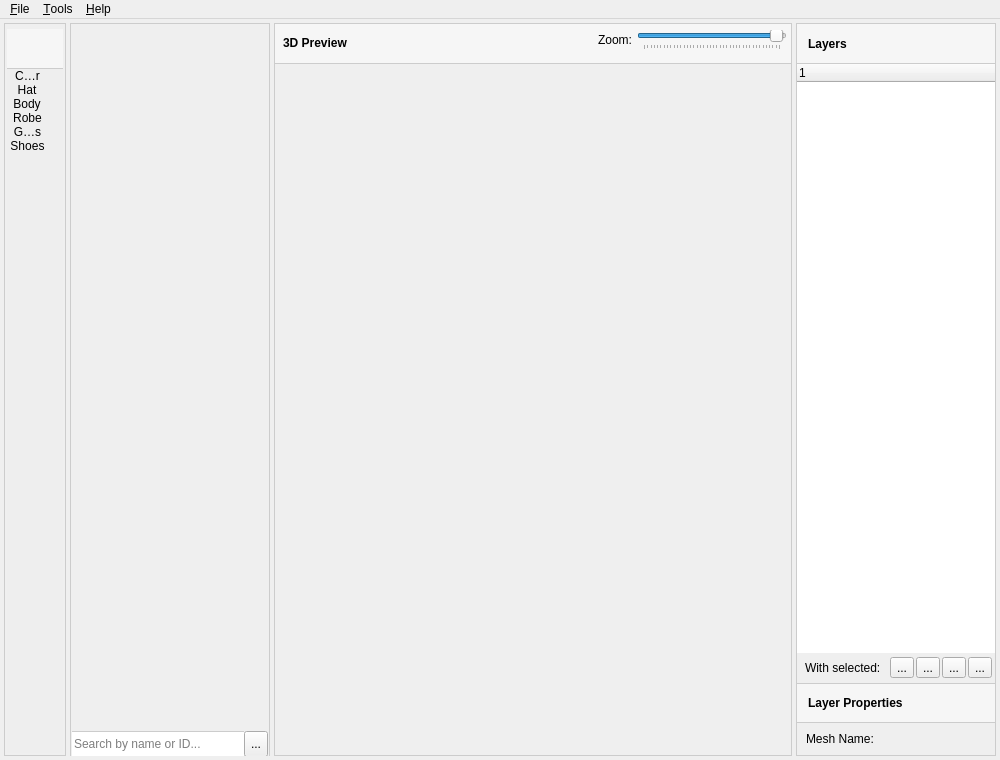
Above: mainwindow.ui from HanaeN/MabiMe before the change. Below: the same form after it.
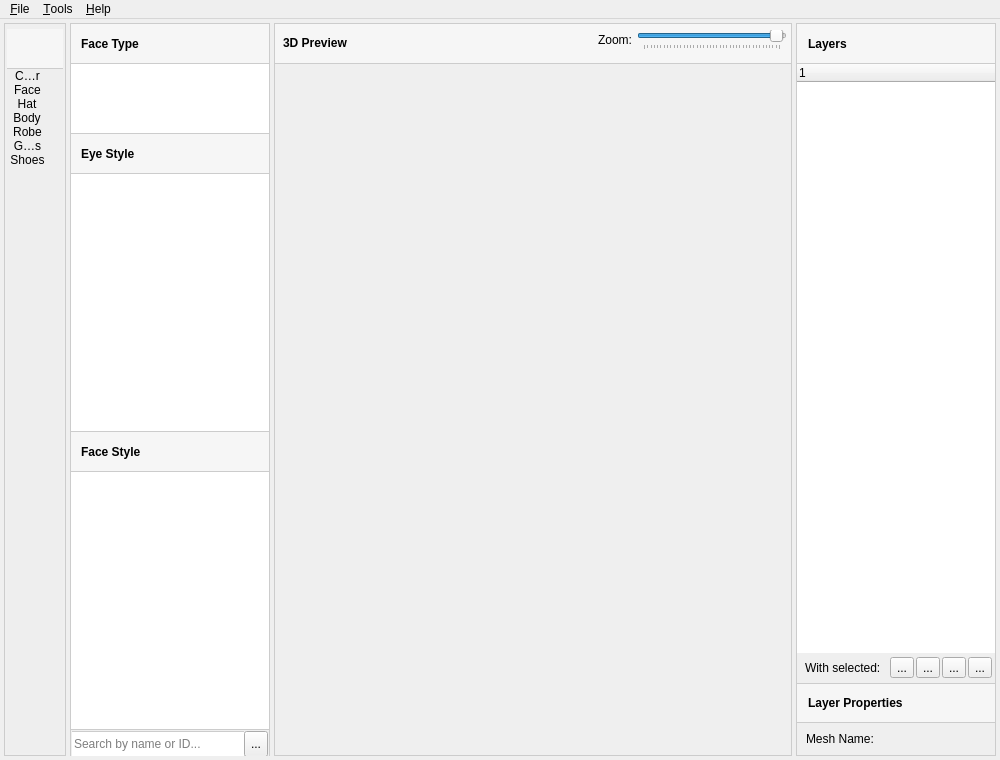
That is the form after the change. The open tabs and pages were chosen to show the change. Icons and pictures are not drawn. Custom widgets are drawn as their Qt base class.

Commit message: Started working on the UI for face/eye/mouth styles.

Diff of the .ui file:
```diff
--- a/mainwindow.ui
+++ b/mainwindow.ui
@@ -629,7 +629,249 @@
                </item>
               </layout>
              </widget>
-             <widget class="QWidget" name="page_2"/>
+             <widget class="QWidget" name="page_2">
+              <layout class="QVBoxLayout" name="verticalLayout_7">
+               <property name="spacing">
+                <number>0</number>
+               </property>
+               <property name="leftMargin">
+                <number>0</number>
+               </property>
+               <property name="topMargin">
+                <number>0</number>
+               </property>
+               <property name="rightMargin">
+                <number>0</number>
+               </property>
+               <property name="bottomMargin">
+                <number>0</number>
+               </property>
+               <item>
+                <widget class="QGroupBox" name="g_face_type">
+                 <property name="minimumSize">
+                  <size>
+                   <width>0</width>
+                   <height>40</height>
+                  </size>
+                 </property>
+                 <property name="maximumSize">
+                  <size>
+                   <width>16777215</width>
+                   <height>40</height>
+                  </size>
+                 </property>
+                 <property name="styleSheet">
+                  <string notr="true">QGroupBox {
+	background-color: #F6F6F6;
+	border: 0px solid;
+	border-bottom: 1px solid #CCCCCC;
+	padding: 8px;
+}</string>
+                 </property>
+                 <property name="title">
+                  <string/>
+                 </property>
+                 <layout class="QHBoxLayout" name="horizontalLayout_6">
+                  <property name="spacing">
+                   <number>4</number>
+                  </property>
+                  <property name="leftMargin">
+                   <number>2</number>
+                  </property>
+                  <property name="topMargin">
+                   <number>0</number>
+                  </property>
+                  <property name="rightMargin">
+                   <number>0</number>
+                  </property>
+                  <property name="bottomMargin">
+                   <number>0</number>
+                  </property>
+                  <item>
+                   <widget class="QLabel" name="l_face_type">
+                    <property name="font">
+                     <font>
+                      <weight>75</weight>
+                      <bold>true</bold>
+                     </font>
+                    </property>
+                    <property name="text">
+                     <string>Face Type</string>
+                    </property>
+                   </widget>
+                  </item>
+                 </layout>
+                </widget>
+               </item>
+               <item>
+                <widget class="QListWidget" name="l_face_types">
+                 <property name="sizePolicy">
+                  <sizepolicy hsizetype="Expanding" vsizetype="Expanding">
+                   <horstretch>0</horstretch>
+                   <verstretch>1</verstretch>
+                  </sizepolicy>
+                 </property>
+                 <property name="styleSheet">
+                  <string notr="true">QListWidget {
+	border: 0px solid #CCCCCC;
+	border-bottom-width: 1px;
+}</string>
+                 </property>
+                </widget>
+               </item>
+               <item>
+                <widget class="QGroupBox" name="g_eye_style">
+                 <property name="minimumSize">
+                  <size>
+                   <width>0</width>
+                   <height>40</height>
+                  </size>
+                 </property>
+                 <property name="maximumSize">
+                  <size>
+                   <width>16777215</width>
+                   <height>40</height>
+                  </size>
+                 </property>
+                 <property name="styleSheet">
+                  <string notr="true">QGroupBox {
+	background-color: #F6F6F6;
+	border: 0px solid;
+	border-bottom: 1px solid #CCCCCC;
+	padding: 8px;
+}</string>
+                 </property>
+                 <property name="title">
+                  <string/>
+                 </property>
+                 <layout class="QHBoxLayout" name="horizontalLayout_7">
+                  <property name="spacing">
+                   <number>4</number>
+                  </property>
+                  <property name="leftMargin">
+                   <number>2</number>
+                  </property>
+                  <property name="topMargin">
+                   <number>0</number>
+                  </property>
+                  <property name="rightMargin">
+                   <number>0</number>
+                  </property>
+                  <property name="bottomMargin">
+                   <number>0</number>
+                  </property>
+                  <item>
+                   <widget class="QLabel" name="l_eye_style">
+                    <property name="font">
+                     <font>
+                      <weight>75</weight>
+                      <bold>true</bold>
+                     </font>
+                    </property>
+                    <property name="text">
+                     <string>Eye Style</string>
+                    </property>
+                   </widget>
+                  </item>
+                 </layout>
+                </widget>
+               </item>
+               <item>
+                <widget class="QListWidget" name="l_eye_styles">
+                 <property name="sizePolicy">
+                  <sizepolicy hsizetype="Expanding" vsizetype="Expanding">
+                   <horstretch>0</horstretch>
+                   <verstretch>4</verstretch>
+                  </sizepolicy>
+                 </property>
+                 <property name="styleSheet">
+                  <string notr="true">QListWidget {
+	border: 0px solid #CCCCCC;
+	border-bottom-width: 1px;
+}</string>
+                 </property>
+                </widget>
+               </item>
+               <item>
+                <widget class="QGroupBox" name="g_mouth_style">
+                 <property name="minimumSize">
+                  <size>
+                   <width>0</width>
+                   <height>40</height>
+                  </size>
+                 </property>
+                 <property name="maximumSize">
+                  <size>
+                   <width>16777215</width>
+                   <height>40</height>
+                  </size>
+                 </property>
+                 <property name="styleSheet">
+                  <string notr="true">QGroupBox {
+	background-color: #F6F6F6;
+	border: 0px solid;
+	border-bottom: 1px solid #CCCCCC;
+	padding: 8px;
+}</string>
+                 </property>
+                 <property name="title">
+                  <string/>
+                 </property>
+                 <layout class="QHBoxLayout" name="horizontalLayout_8">
+                  <property name="spacing">
+                   <number>4</number>
+                  </property>
+                  <property name="leftMargin">
+                   <number>2</number>
+                  </property>
+                  <property name="topMargin">
+                   <number>0</number>
+                  </property>
+                  <property name="rightMargin">
+                   <number>0</number>
+                  </property>
+                  <property name="bottomMargin">
+                   <number>0</number>
+                  </property>
+                  <item>
+                   <widget class="QLabel" name="l_mouth_style">
+                    <property name="font">
+                     <font>
+                      <weight>75</weight>
+                      <bold>true</bold>
+                     </font>
+                    </property>
+                    <property name="text">
+                     <string>Face Style</string>
+                    </property>
+                   </widget>
+                  </item>
+                 </layout>
+                </widget>
+               </item>
+               <item>
+                <widget class="QListWidget" name="l_face_styles">
+                 <property name="sizePolicy">
+                  <sizepolicy hsizetype="Expanding" vsizetype="Expanding">
+                   <horstretch>0</horstretch>
+                   <verstretch>4</verstretch>
+                  </sizepolicy>
+                 </property>
+                 <property name="styleSheet">
+                  <string notr="true">QListWidget {
+	border: 0px solid #CCCCCC;
+	border-bottom-width: 1px;
+}</string>
+                 </property>
+                </widget>
+               </item>
+              </layout>
+             </widget>
+             <widget class="QWidget" name="page_3"/>
+             <widget class="QWidget" name="page_4"/>
+             <widget class="QWidget" name="page_5"/>
+             <widget class="QWidget" name="page_6"/>
+             <widget class="QWidget" name="page_7"/>
             </widget>
            </item>
            <item>
@@ -1098,6 +1340,15 @@
                 <normaloff>:/images/Images/cog.png</normaloff>:/images/Images/cog.png</iconset>
               </property>
              </item>
+             <item>
+              <property name="text">
+               <string>Face</string>
+              </property>
+              <property name="icon">
+               <iconset resource="images.qrc">
+                <normaloff>:/images/Images/cog.png</normaloff>:/images/Images/cog.png</iconset>
+              </property>
+             </item>
              <item>
               <property name="text">
                <string>Hat</string>
```
Left out of the diff: 2 changed lines with no effect on the pictures. The commit also changes 2 other files.
